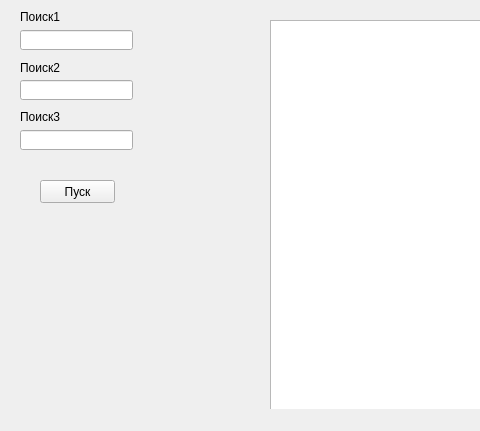
Above: gymka_ui.ui from timusvladimir/Gymka before the change; both pictures show x 0 to 480 and y 0 to 431 of the 898 by 431 pixel window. Below: the same form after it.
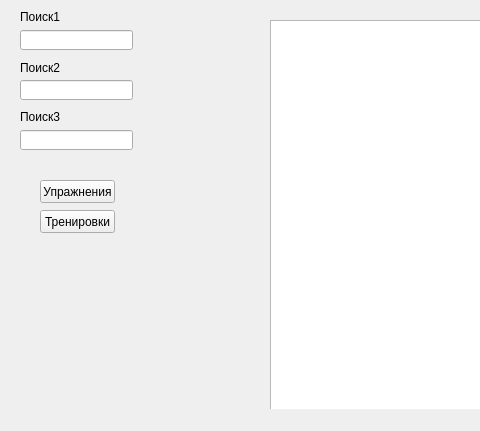
That is the form after the change.

Commit message: вывод в таблицу данных о тренировке и времени

The edit to the form file:
```diff
--- a/gymka_ui.ui
+++ b/gymka_ui.ui
@@ -103,7 +103,7 @@
      </rect>
     </property>
     <property name="text">
-     <string>Пуск</string>
+     <string>Упражнения</string>
     </property>
    </widget>
    <widget class="QLabel" name="label_4">
@@ -119,6 +119,19 @@
      <string/>
     </property>
    </widget>
+   <widget class="QPushButton" name="pushButton_2">
+    <property name="geometry">
+     <rect>
+      <x>40</x>
+      <y>210</y>
+      <width>75</width>
+      <height>23</height>
+     </rect>
+    </property>
+    <property name="text">
+     <string>Тренировки</string>
+    </property>
+   </widget>
   </widget>
   <widget class="QStatusBar" name="statusbar"/>
  </widget>
```
Left out of the diff: 2 changed lines with no effect on the pictures. The commit also changes 2 other files.
